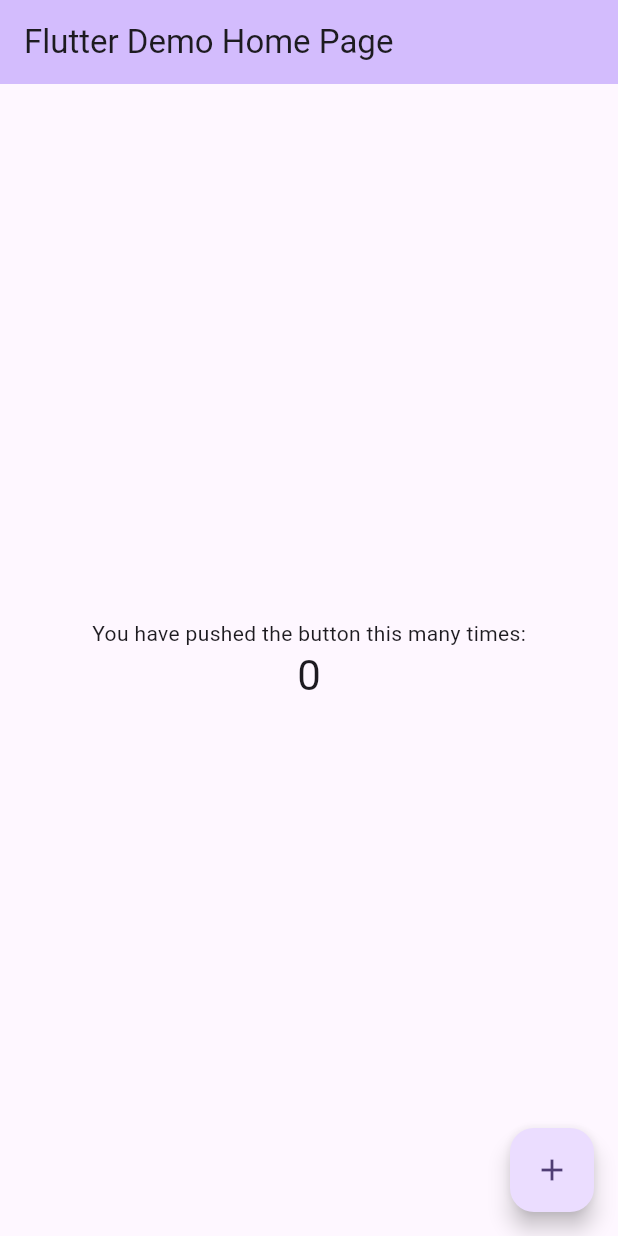
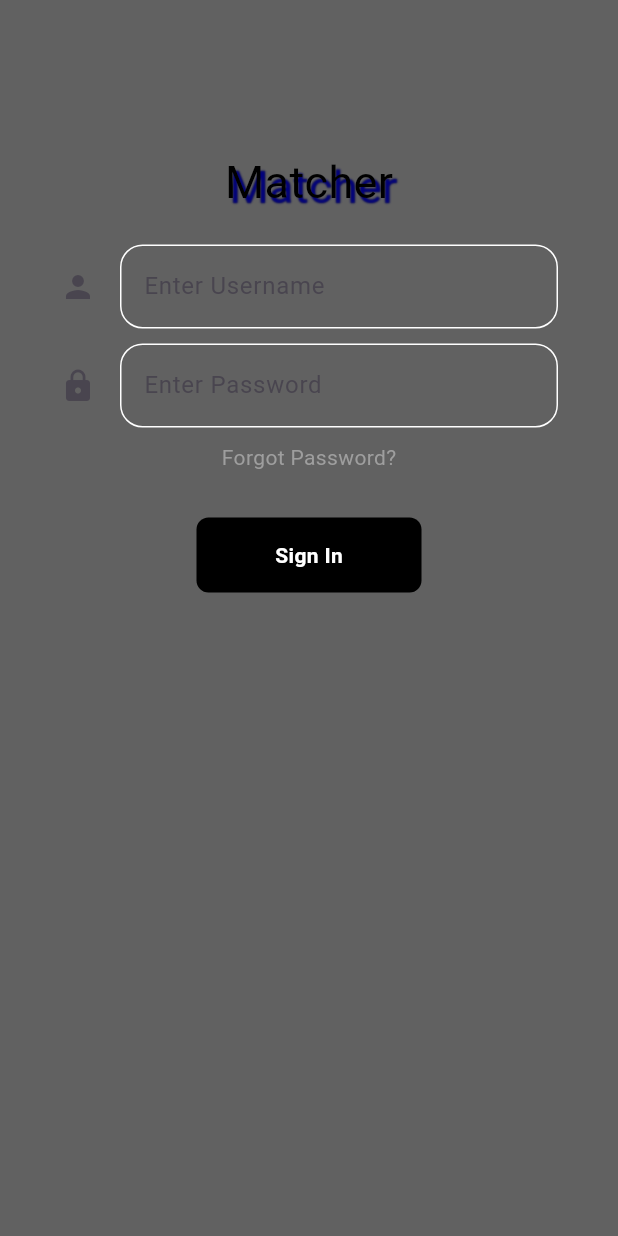
Before and after one commit to 88potatoes/Simple-Flutter-App, a Flutter app: the screen it shows after launch, on a phone screen of 412 x 824 dp. Run offline on Flutter 3.47's test engine with Material 3 defaults, Android fonts, the phone set to English and light mode, and no system bars; our stand-ins replace firebase_auth, firebase_core; accounts and stored records are empty; statements that could not run were skipped.

Commit message:
Old firebase code

```diff
--- /dev/null
+++ b/lib/components/signin_button.dart
@@ -0,0 +1,23 @@
+import 'package:flutter/material.dart';
+
+class SigninButton extends StatelessWidget{
+  final Function()? onTap;
+  const SigninButton({super.key, required this.onTap});
+  @override
+
+  Widget build(BuildContext context){
+    return GestureDetector(
+      onTap: onTap,
+      child: Container(
+        //padding: const EdgeInsets.all(25),
+        width: 150,
+        height: 50,
+        decoration: BoxDecoration(color: Colors.black,
+        borderRadius: BorderRadius.circular(8),),
+        child: const Center(
+          child: Text("Sign In", style: TextStyle(color: Colors.white, fontWeight: FontWeight.bold),),
+        ),
+      )
+    );
+  }
+}
--- /dev/null
+++ b/lib/components/text_field.dart
@@ -0,0 +1,36 @@
+import 'package:flutter/material.dart';
+
+class My_TextField extends StatelessWidget{
+  final controller;
+  final String hintText;
+  final bool obscureText;
+  const My_TextField({super.key,
+  required this.controller,
+  required this.hintText,
+  required this.obscureText,});
+
+
+  @override
+  Widget build(BuildContext context){
+    return  Padding(
+                padding: const EdgeInsets.symmetric(horizontal: 40.0),
+                child: TextField(
+                  obscureText: obscureText,
+                  controller: controller,
+                  decoration: InputDecoration(
+                    enabledBorder: OutlineInputBorder(
+                      borderSide: const BorderSide(color: Colors.white),
+                      borderRadius: BorderRadius.circular(15.0),
+                    ),
+                    focusedBorder: OutlineInputBorder(
+                      borderSide: const BorderSide(color: Colors.grey),
+                      borderRadius: BorderRadius.circular(15.0),
+                    ),
+                    icon: Icon(obscureText ? Icons.lock : Icons.person),
+                    //labelText: 'Username',
+                    hintText: hintText,
+                  ),
+                ),
+              );
+  }
+}
--- a/lib/main.dart
+++ b/lib/main.dart
@@ -1,125 +1,26 @@
 import 'package:flutter/material.dart';
+import 'package:vic_hack_mobile/pages/auth_page.dart';
+//import 'pages/login_page.dart';
+import 'package:firebase_core/firebase_core.dart';
+import 'firebase_options.dart';
 
-void main() {
-  runApp(const MyApp());
+
+void main() async{
+  WidgetsFlutterBinding.ensureInitialized();
+  await Firebase.initializeApp(
+  options: DefaultFirebaseOptions.currentPlatform,
+);
+  runApp( const MyApp());
 }
 
 class MyApp extends StatelessWidget {
   const MyApp({super.key});
-
   // This widget is the root of your application.
   @override
   Widget build(BuildContext context) {
-    return MaterialApp(
-      title: 'Flutter Demo',
-      theme: ThemeData(
-        // This is the theme of your application.
-        //
-        // TRY THIS: Try running your application with "flutter run". You'll see
-        // the application has a purple toolbar. Then, without quitting the app,
-        // try changing the seedColor in the colorScheme below to Colors.green
-        // and then invoke "hot reload" (save your changes or press the "hot
-        // reload" button in a Flutter-supported IDE, or press "r" if you used
-        // the command line to start the app).
-        //
-        // Notice that the counter didn't reset back to zero; the application
-        // state is not lost during the reload. To reset the state, use hot
-        // restart instead.
-        //
-        // This works for code too, not just values: Most code changes can be
-        // tested with just a hot reload.
-        colorScheme: ColorScheme.fromSeed(seedColor: Colors.deepPurple),
-        useMaterial3: true,
-      ),
-      home: const MyHomePage(title: 'Flutter Demo Home Page'),
+    return const MaterialApp(
+      debugShowCheckedModeBanner: false,
+      home: AuthPage(),
     );
   }
 }
-
-class MyHomePage extends StatefulWidget {
-  const MyHomePage({super.key, required this.title});
-
-  // This widget is the home page of your application. It is stateful, meaning
-  // that it has a State object (defined below) that contains fields that affect
-  // how it looks.
-
-  // This class is the configuration for the state. It holds the values (in this
-  // case the title) provided by the parent (in this case the App widget) and
-  // used by the build method of the State. Fields in a Widget subclass are
-  // always marked "final".
-
-  final String title;
-
-  @override
-  State<MyHomePage> createState() => _MyHomePageState();
-}
-
-class _MyHomePageState extends State<MyHomePage> {
-  int _counter = 0;
-
-  void _incrementCounter() {
-    setState(() {
-      // This call to setState tells the Flutter framework that something has
-      // changed in this State, which causes it to rerun the build method below
-      // so that the display can reflect the updated values. If we changed
-      // _counter without calling setState(), then the build method would not be
-      // called again, and so nothing would appear to happen.
-      _counter++;
-    });
-  }
-
-  @override
-  Widget build(BuildContext context) {
-    // This method is rerun every time setState is called, for instance as done
-    // by the _incrementCounter method above.
-    //
-    // The Flutter framework has been optimized to make rerunning build methods
-    // fast, so that you can just rebuild anything that needs updating rather
-    // than having to individually change instances of widgets.
-    return Scaffold(
-      appBar: AppBar(
-        // TRY THIS: Try changing the color here to a specific color (to
-        // Colors.amber, perhaps?) and trigger a hot reload to see the AppBar
-        // change color while the other colors stay the same.
-        backgroundColor: Theme.of(context).colorScheme.inversePrimary,
-        // Here we take the value from the MyHomePage object that was created by
-        // the App.build method, and use it to set our appbar title.
-        title: Text(widget.title),
-      ),
-      body: Center(
-        // Center is a layout widget. It takes a single child and positions it
-        // in the middle of the parent.
-        child: Column(
-          // Column is also a layout widget. It takes a list of children and
-          // arranges them vertically. By default, it sizes itself to fit its
-          // children horizontally, and tries to be as tall as its parent.
-          //
-          // Column has various properties to control how it sizes itself and
-          // how it positions its children. Here we use mainAxisAlignment to
-          // center the children vertically; the main axis here is the vertical
-          // axis because Columns are vertical (the cross axis would be
-          // horizontal).
-          //
-          // TRY THIS: Invoke "debug painting" (choose the "Toggle Debug Paint"
-          // action in the IDE, or press "p" in the console), to see the
-          // wireframe for each widget.
-          mainAxisAlignment: MainAxisAlignment.center,
-          children: <Widget>[
-            const Text(
-              'You have pushed the button this many times:',
-            ),
-            Text(
-              '$_counter',
-              style: Theme.of(context).textTheme.headlineMedium,
-            ),
-          ],
-        ),
-      ),
-      floatingActionButton: FloatingActionButton(
-        onPressed: _incrementCounter,
-        tooltip: 'Increment',
-        child: const Icon(Icons.add),
-      ), // This trailing comma makes auto-formatting nicer for build methods.
-    );
-  }
-}
--- /dev/null
+++ b/lib/pages/auth_page.dart
@@ -0,0 +1,27 @@
+//import 'dart:async';
+
+import 'package:firebase_auth/firebase_auth.dart';
+import 'package:flutter/material.dart';
+import 'package:vic_hack_mobile/pages/home_page.dart';
+import 'package:vic_hack_mobile/pages/login_page.dart';
+
+class AuthPage extends StatelessWidget{
+  const AuthPage({super.key});
+
+  @override
+  Widget build(BuildContext context){
+    return  Scaffold(
+      body: StreamBuilder<User?>(
+      stream: FirebaseAuth.instance.authStateChanges(),
+      builder: (context, snapshot ){
+        if(snapshot.hasData){
+          return const HomePage();
+        }
+        else{
+          return LoginPage();
+        }
+      },
+      ),
+    );
+  }
+}
--- /dev/null
+++ b/lib/pages/home_page.dart
@@ -0,0 +1,21 @@
+import "package:firebase_auth/firebase_auth.dart";
+//import "package:firebase_core/firebase_core.dart";
+import "package:flutter/material.dart";
+
+class HomePage extends StatelessWidget{
+  const HomePage({super.key});
+
+  void userSignOut(){
+    FirebaseAuth.instance.signOut();
+  }
+
+  @override
+  Widget build(BuildContext context){
+    return Scaffold(
+      appBar: AppBar(actions: [
+        IconButton(onPressed: userSignOut, icon: Icon(Icons.logout))
+        ]),
+      body: const Center(child: Text('Logged In'),),
+    );
+  }
+}
--- /dev/null
+++ b/lib/pages/login_page.dart
@@ -0,0 +1,50 @@
+import 'package:firebase_auth/firebase_auth.dart';
+import 'package:flutter/material.dart';
+import 'package:vic_hack_mobile/components/signin_button.dart';
+import 'package:vic_hack_mobile/components/text_field.dart';
+
+class LoginPage extends StatelessWidget {
+  LoginPage({super.key});
+  final usernameController = TextEditingController();
+  final passwordController = TextEditingController();
+  void userSignIn() async {
+    await FirebaseAuth.instance.signInWithEmailAndPassword(email: usernameController.text, password: passwordController.text);
+  }
+  @override
+  Widget build(BuildContext context) {
+    return Scaffold(
+        backgroundColor: Colors.grey[700],
+        body: SafeArea(
+          child: Center(
+              child: Column(
+            children: [
+              const SizedBox(height: 100),
+              const Text(
+                'Matcher',
+                style: TextStyle(
+                    color: Colors.black,
+                    fontSize: 30,
+                    shadows: <Shadow>[
+                      Shadow(
+                          offset: Offset(3, 3),
+                          blurRadius: 1.0,
+                          color: Color.fromARGB(255, 0, 0, 0)),
+                      Shadow(
+                          offset: Offset(3, 3),
+                          blurRadius: 1.0,
+                          color: Color.fromARGB(125, 0, 0, 255)),
+                    ]),
+              ),
+              const SizedBox(height: 20),
+              My_TextField(controller: usernameController, hintText: 'Enter Username', obscureText: false),
+              const SizedBox(height: 10),
+              My_TextField(controller: passwordController, hintText: 'Enter Password', obscureText: true),
+              const SizedBox(height: 10),
+              const Text('Forgot Password?', style: TextStyle(color: Colors.grey)),
+              const SizedBox(height: 30),
+              SigninButton(onTap: userSignIn,),
+            ],
+          )),
+        ));
+  }
+}
--- a/pubspec.yaml
+++ b/pubspec.yaml
@@ -35,6 +35,8 @@ dependencies:
   # The following adds the Cupertino Icons font to your application.
   # Use with the CupertinoIcons class for iOS style icons.
   cupertino_icons: ^1.0.6
+  firebase_auth: ^5.1.1
+  firebase_core: ^3.1.1
 
 dev_dependencies:
   flutter_test:
```
Also changed, not shown: firebase.json (added), lib/firebase_options.dart (added), pubspec.lock, 3 other files.
